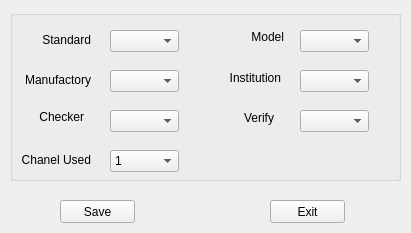
Qt form source/tverparam/tverparampparamdlg/ui/tverparam_param.ui (flimmy78/qtverify) before a commit.
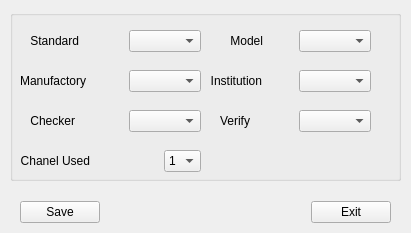
The same form after that commit.

```diff
--- a/source/tverparam/tverparampparamdlg/ui/tverparam_param.ui
+++ b/source/tverparam/tverparampparamdlg/ui/tverparam_param.ui
@@ -10,6 +10,18 @@
     <height>233</height>
    </rect>
   </property>
+  <property name="minimumSize">
+   <size>
+    <width>411</width>
+    <height>233</height>
+   </size>
+  </property>
+  <property name="maximumSize">
+   <size>
+    <width>411</width>
+    <height>233</height>
+   </size>
+  </property>
   <property name="windowTitle">
    <string>Parameter</string>
   </property>
@@ -25,203 +37,301 @@
    <property name="title">
     <string/>
    </property>
-   <widget class="QComboBox" name="cBox_stand">
+   <widget class="QWidget" name="">
     <property name="geometry">
      <rect>
-      <x>100</x>
+      <x>20</x>
       <y>20</y>
-      <width>69</width>
+      <width>171</width>
       <height>22</height>
      </rect>
     </property>
+    <layout class="QHBoxLayout" name="horizontalLayout">
+     <item>
+      <widget class="QLabel" name="label">
+       <property name="text">
+        <string>&lt;html&gt;&lt;head/&gt;&lt;body&gt;&lt;p align=&quot;right&quot;&gt;Standard&lt;/p&gt;&lt;/body&gt;&lt;/html&gt;</string>
+       </property>
+      </widget>
+     </item>
+     <item>
+      <spacer name="horizontalSpacer">
+       <property name="orientation">
+        <enum>Qt::Horizontal</enum>
+       </property>
+       <property name="sizeHint" stdset="0">
+        <size>
+         <width>40</width>
+         <height>20</height>
+        </size>
+       </property>
+      </spacer>
+     </item>
+     <item>
+      <widget class="QComboBox" name="cBox_stand"/>
+     </item>
+    </layout>
    </widget>
-   <widget class="QLabel" name="label">
+   <widget class="QWidget" name="">
     <property name="geometry">
      <rect>
-      <x>20</x>
-      <y>20</y>
-      <width>61</width>
-      <height>20</height>
-     </rect>
-    </property>
-    <property name="text">
-     <string>&lt;html&gt;&lt;head/&gt;&lt;body&gt;&lt;p align=&quot;right&quot;&gt;Standard&lt;/p&gt;&lt;/body&gt;&lt;/html&gt;</string>
-    </property>
-   </widget>
-   <widget class="QLabel" name="label_2">
-    <property name="geometry">
-     <rect>
       <x>10</x>
       <y>60</y>
-      <width>71</width>
-      <height>20</height>
-     </rect>
-    </property>
-    <property name="text">
-     <string>&lt;html&gt;&lt;head/&gt;&lt;body&gt;&lt;p align=&quot;right&quot;&gt;Manufactory&lt;/p&gt;&lt;/body&gt;&lt;/html&gt;</string>
-    </property>
-   </widget>
-   <widget class="QComboBox" name="cBox_manu">
-    <property name="geometry">
-     <rect>
-      <x>100</x>
-      <y>60</y>
-      <width>69</width>
+      <width>181</width>
       <height>22</height>
      </rect>
     </property>
+    <layout class="QHBoxLayout" name="horizontalLayout_2">
+     <item>
+      <widget class="QLabel" name="label_2">
+       <property name="text">
+        <string>&lt;html&gt;&lt;head/&gt;&lt;body&gt;&lt;p align=&quot;right&quot;&gt;Manufactory&lt;/p&gt;&lt;/body&gt;&lt;/html&gt;</string>
+       </property>
+      </widget>
+     </item>
+     <item>
+      <spacer name="horizontalSpacer_2">
+       <property name="orientation">
+        <enum>Qt::Horizontal</enum>
+       </property>
+       <property name="sizeHint" stdset="0">
+        <size>
+         <width>40</width>
+         <height>20</height>
+        </size>
+       </property>
+      </spacer>
+     </item>
+     <item>
+      <widget class="QComboBox" name="cBox_manu"/>
+     </item>
+    </layout>
    </widget>
-   <widget class="QComboBox" name="cBox_chk">
+   <widget class="QWidget" name="">
     <property name="geometry">
      <rect>
-      <x>100</x>
-      <y>100</y>
-      <width>69</width>
-      <height>22</height>
-     </rect>
-    </property>
-   </widget>
-   <widget class="QLabel" name="label_3">
-    <property name="geometry">
-     <rect>
       <x>20</x>
       <y>100</y>
-      <width>54</width>
-      <height>12</height>
-     </rect>
-    </property>
-    <property name="text">
-     <string>&lt;html&gt;&lt;head/&gt;&lt;body&gt;&lt;p align=&quot;right&quot;&gt;Checker&lt;/p&gt;&lt;/body&gt;&lt;/html&gt;</string>
-    </property>
-   </widget>
-   <widget class="QComboBox" name="cBox_model">
-    <property name="geometry">
-     <rect>
-      <x>290</x>
-      <y>20</y>
-      <width>69</width>
+      <width>171</width>
       <height>22</height>
      </rect>
     </property>
+    <layout class="QHBoxLayout" name="horizontalLayout_3">
+     <item>
+      <widget class="QLabel" name="label_3">
+       <property name="text">
+        <string>&lt;html&gt;&lt;head/&gt;&lt;body&gt;&lt;p align=&quot;right&quot;&gt;Checker&lt;/p&gt;&lt;/body&gt;&lt;/html&gt;</string>
+       </property>
+      </widget>
+     </item>
+     <item>
+      <spacer name="horizontalSpacer_3">
+       <property name="orientation">
+        <enum>Qt::Horizontal</enum>
+       </property>
+       <property name="sizeHint" stdset="0">
+        <size>
+         <width>40</width>
+         <height>20</height>
+        </size>
+       </property>
+      </spacer>
+     </item>
+     <item>
+      <widget class="QComboBox" name="cBox_chk"/>
+     </item>
+    </layout>
    </widget>
-   <widget class="QLabel" name="label_4">
+   <widget class="QWidget" name="">
     <property name="geometry">
      <rect>
-      <x>220</x>
-      <y>20</y>
-      <width>54</width>
-      <height>12</height>
-     </rect>
-    </property>
-    <property name="text">
-     <string>&lt;html&gt;&lt;head/&gt;&lt;body&gt;&lt;p align=&quot;right&quot;&gt;Model&lt;/p&gt;&lt;/body&gt;&lt;/html&gt;</string>
-    </property>
-   </widget>
-   <widget class="QComboBox" name="cBox_inst">
-    <property name="geometry">
-     <rect>
-      <x>290</x>
-      <y>60</y>
-      <width>69</width>
+      <x>10</x>
+      <y>140</y>
+      <width>181</width>
       <height>22</height>
      </rect>
     </property>
+    <layout class="QHBoxLayout" name="horizontalLayout_4">
+     <item>
+      <widget class="QLabel" name="label_7">
+       <property name="text">
+        <string>&lt;html&gt;&lt;head/&gt;&lt;body&gt;&lt;p align=&quot;right&quot;&gt;Chanel Used&lt;/p&gt;&lt;/body&gt;&lt;/html&gt;</string>
+       </property>
+      </widget>
+     </item>
+     <item>
+      <spacer name="horizontalSpacer_4">
+       <property name="orientation">
+        <enum>Qt::Horizontal</enum>
+       </property>
+       <property name="sizeHint" stdset="0">
+        <size>
+         <width>40</width>
+         <height>20</height>
+        </size>
+       </property>
+      </spacer>
+     </item>
+     <item>
+      <widget class="QComboBox" name="cBox_chanel">
+       <item>
+        <property name="text">
+         <string>1</string>
+        </property>
+       </item>
+       <item>
+        <property name="text">
+         <string>2</string>
+        </property>
+       </item>
+      </widget>
+     </item>
+    </layout>
    </widget>
-   <widget class="QLabel" name="label_5">
-    <property name="geometry">
-     <rect>
-      <x>200</x>
-      <y>60</y>
-      <width>71</width>
-      <height>16</height>
-     </rect>
-    </property>
-    <property name="text">
-     <string>&lt;html&gt;&lt;head/&gt;&lt;body&gt;&lt;p align=&quot;right&quot;&gt;Institution&lt;/p&gt;&lt;/body&gt;&lt;/html&gt;</string>
-    </property>
-   </widget>
-   <widget class="QComboBox" name="cBox_verify">
-    <property name="geometry">
-     <rect>
-      <x>290</x>
-      <y>100</y>
-      <width>69</width>
-      <height>22</height>
-     </rect>
-    </property>
-   </widget>
-   <widget class="QLabel" name="label_6">
+   <widget class="QWidget" name="">
     <property name="geometry">
      <rect>
       <x>210</x>
       <y>100</y>
-      <width>54</width>
-      <height>16</height>
+      <width>151</width>
+      <height>22</height>
      </rect>
     </property>
-    <property name="text">
-     <string>&lt;html&gt;&lt;head/&gt;&lt;body&gt;&lt;p align=&quot;right&quot;&gt;Verify&lt;/p&gt;&lt;/body&gt;&lt;/html&gt;</string>
-    </property>
+    <layout class="QHBoxLayout" name="horizontalLayout_5">
+     <item>
+      <widget class="QLabel" name="label_6">
+       <property name="text">
+        <string>&lt;html&gt;&lt;head/&gt;&lt;body&gt;&lt;p align=&quot;right&quot;&gt;Verify&lt;/p&gt;&lt;/body&gt;&lt;/html&gt;</string>
+       </property>
+      </widget>
+     </item>
+     <item>
+      <spacer name="horizontalSpacer_5">
+       <property name="orientation">
+        <enum>Qt::Horizontal</enum>
+       </property>
+       <property name="sizeHint" stdset="0">
+        <size>
+         <width>40</width>
+         <height>20</height>
+        </size>
+       </property>
+      </spacer>
+     </item>
+     <item>
+      <widget class="QComboBox" name="cBox_verify"/>
+     </item>
+    </layout>
    </widget>
-   <widget class="QLabel" name="label_7">
+   <widget class="QWidget" name="">
     <property name="geometry">
      <rect>
-      <x>10</x>
-      <y>140</y>
-      <width>71</width>
-      <height>20</height>
+      <x>200</x>
+      <y>60</y>
+      <width>161</width>
+      <height>22</height>
      </rect>
     </property>
-    <property name="text">
-     <string>&lt;html&gt;&lt;head/&gt;&lt;body&gt;&lt;p align=&quot;right&quot;&gt;Chanel Used&lt;/p&gt;&lt;/body&gt;&lt;/html&gt;</string>
-    </property>
+    <layout class="QHBoxLayout" name="horizontalLayout_6">
+     <item>
+      <widget class="QLabel" name="label_5">
+       <property name="text">
+        <string>&lt;html&gt;&lt;head/&gt;&lt;body&gt;&lt;p align=&quot;right&quot;&gt;Institution&lt;/p&gt;&lt;/body&gt;&lt;/html&gt;</string>
+       </property>
+      </widget>
+     </item>
+     <item>
+      <spacer name="horizontalSpacer_6">
+       <property name="orientation">
+        <enum>Qt::Horizontal</enum>
+       </property>
+       <property name="sizeHint" stdset="0">
+        <size>
+         <width>40</width>
+         <height>20</height>
+        </size>
+       </property>
+      </spacer>
+     </item>
+     <item>
+      <widget class="QComboBox" name="cBox_inst"/>
+     </item>
+    </layout>
    </widget>
-   <widget class="QComboBox" name="cBox_chanel">
+   <widget class="QWidget" name="">
     <property name="geometry">
      <rect>
-      <x>100</x>
-      <y>140</y>
-      <width>69</width>
+      <x>220</x>
+      <y>20</y>
+      <width>141</width>
       <height>22</height>
      </rect>
     </property>
-    <item>
-     <property name="text">
-      <string>1</string>
-     </property>
-    </item>
-    <item>
-     <property name="text">
-      <string>2</string>
-     </property>
-    </item>
+    <layout class="QHBoxLayout" name="horizontalLayout_7">
+     <item>
+      <widget class="QLabel" name="label_4">
+       <property name="text">
+        <string>&lt;html&gt;&lt;head/&gt;&lt;body&gt;&lt;p align=&quot;right&quot;&gt;Model&lt;/p&gt;&lt;/body&gt;&lt;/html&gt;</string>
+       </property>
+      </widget>
+     </item>
+     <item>
+      <spacer name="horizontalSpacer_7">
+       <property name="orientation">
+        <enum>Qt::Horizontal</enum>
+       </property>
+       <property name="sizeHint" stdset="0">
+        <size>
+         <width>40</width>
+         <height>20</height>
+        </size>
+       </property>
+      </spacer>
+     </item>
+     <item>
+      <widget class="QComboBox" name="cBox_model"/>
+     </item>
+    </layout>
    </widget>
   </widget>
-  <widget class="QPushButton" name="btn_save">
+  <widget class="QWidget" name="">
    <property name="geometry">
     <rect>
-     <x>60</x>
+     <x>20</x>
      <y>200</y>
-     <width>75</width>
-     <height>23</height>
+     <width>371</width>
+     <height>25</height>
     </rect>
    </property>
-   <property name="text">
-    <string>Save</string>
-   </property>
-  </widget>
-  <widget class="QPushButton" name="btn_exit">
-   <property name="geometry">
-    <rect>
-     <x>270</x>
-     <y>200</y>
-     <width>75</width>
-     <height>23</height>
-    </rect>
-   </property>
-   <property name="text">
-    <string>Exit</string>
-   </property>
+   <layout class="QHBoxLayout" name="horizontalLayout_8">
+    <item>
+     <widget class="QPushButton" name="btn_save">
+      <property name="text">
+       <string>Save</string>
+      </property>
+     </widget>
+    </item>
+    <item>
+     <spacer name="horizontalSpacer_8">
+      <property name="orientation">
+       <enum>Qt::Horizontal</enum>
+      </property>
+      <property name="sizeHint" stdset="0">
+       <size>
+        <width>40</width>
+        <height>20</height>
+       </size>
+      </property>
+     </spacer>
+    </item>
+    <item>
+     <widget class="QPushButton" name="btn_exit">
+      <property name="text">
+       <string>Exit</string>
+      </property>
+     </widget>
+    </item>
+   </layout>
   </widget>
  </widget>
  <resources/>
```
